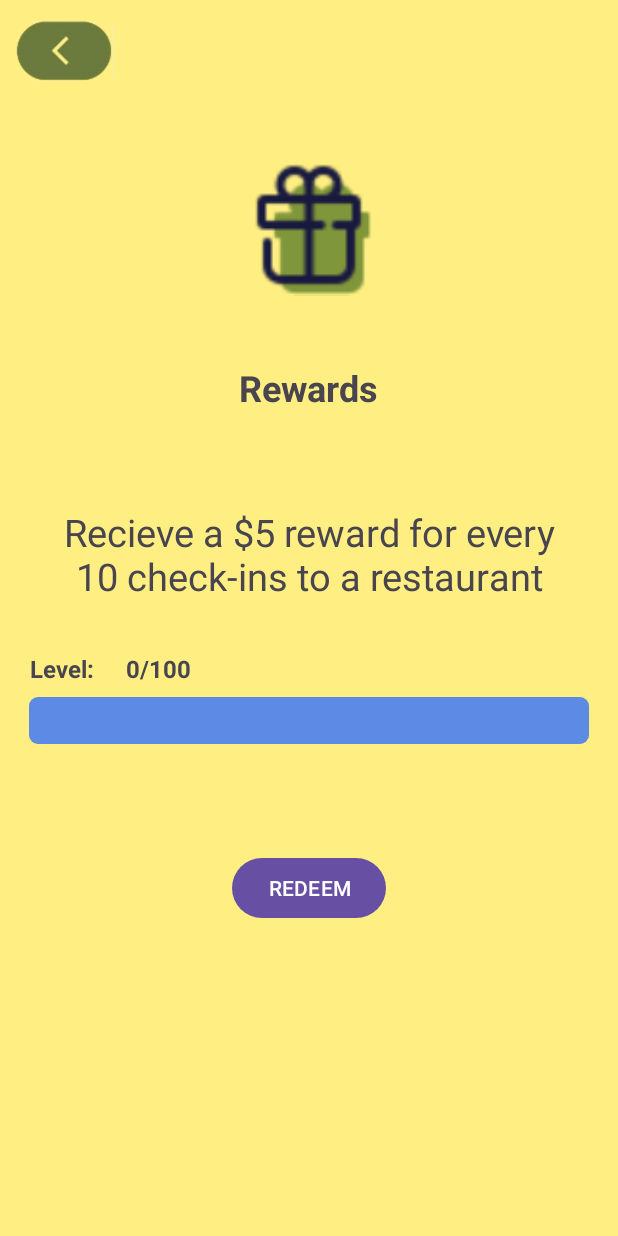
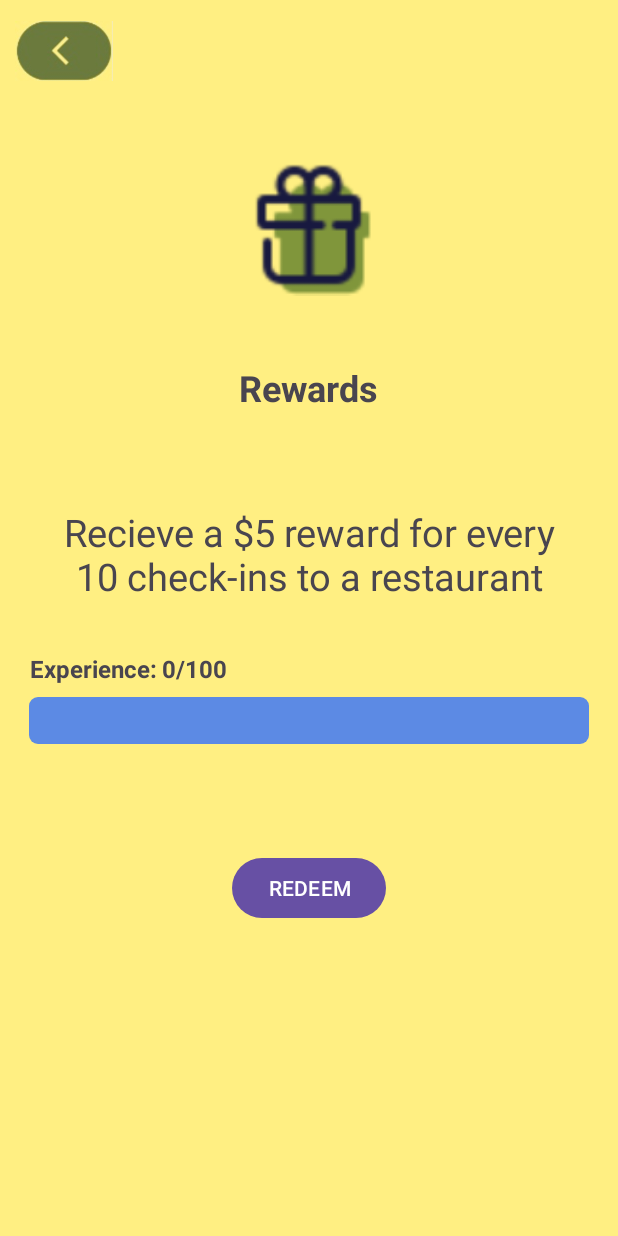
Before and after one commit to ngtri1809/gachaurant, an Android app: the RewardsFragment screen opened directly, with no data from a screen before it, on a phone screen of 412 x 824 dp. Run offline under Robolectric (Android 15) with nearby library versions, the phone set to English and light mode, and no system bars.

Commit message:
Experience text changes

```diff
--- a/app/src/main/res/layout/fragment_rewards.xml
+++ b/app/src/main/res/layout/fragment_rewards.xml
@@ -18,7 +18,7 @@
             android:layout_height="wrap_content"
             android:layout_marginStart="20dp"
             android:layout_marginBottom="8dp"
-            android:text="Level: "
+            android:text="Experience: "
             android:textSize="16dp"
             android:textStyle="bold"
             app:layout_constraintBottom_toTopOf="@+id/progressBarReward"
@@ -83,7 +83,7 @@
             android:id="@+id/currentProgress"
             android:layout_width="wrap_content"
             android:layout_height="wrap_content"
-            android:layout_marginStart="84dp"
+            android:layout_marginStart="108dp"
             android:layout_marginBottom="8dp"
             android:text="20/100"
             android:textSize="16dp"
```
